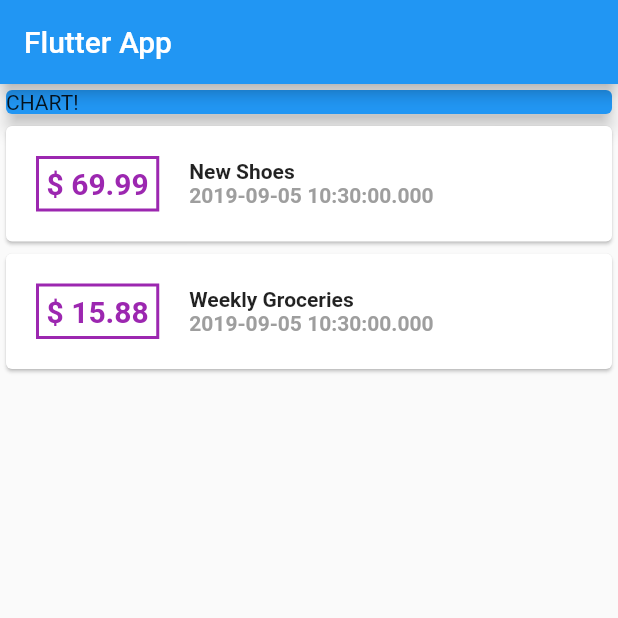
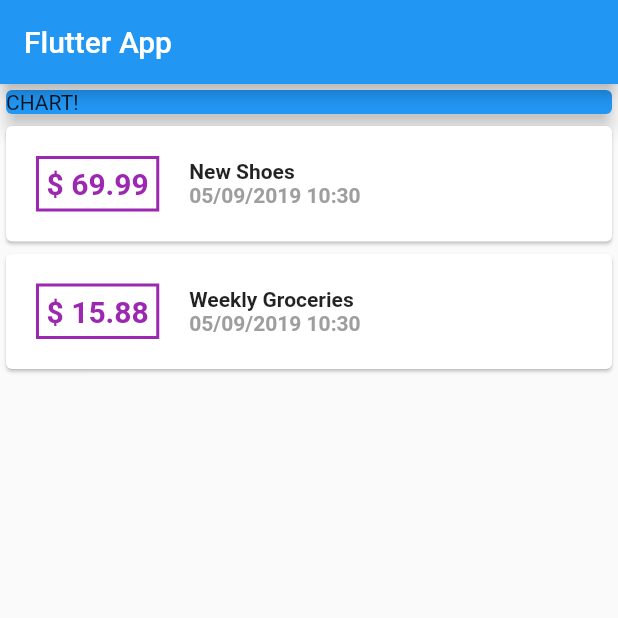
Before and after one commit to mawippel/personal-expenses-app, a Flutter app: the screen it shows after launch, on a phone screen of 412 x 824 dp, the top half of it. Run offline on Flutter 3.47's test engine with Material 2 defaults, Android fonts, the phone set to English and light mode, and no system bars.

```diff
--- a/lib/main.dart
+++ b/lib/main.dart
@@ -1,5 +1,6 @@
 import 'package:flutter/material.dart';
 import 'package:personal_expenses_app/transaction.dart';
+import 'package:intl/intl.dart';
 
 void main() => runApp(MyApp());
 
@@ -79,7 +80,7 @@ class MyHomePage extends StatelessWidget {
                           ),
                         ),
                         Text(
-                          tx.date.toString(),
+                          DateFormat('dd/MM/yyyy hh:mm').format(tx.date),
                           style: TextStyle(
                             fontWeight: FontWeight.bold,
                             fontSize: 14,
--- a/pubspec.yaml
+++ b/pubspec.yaml
@@ -19,6 +19,7 @@ environment:
 dependencies:
   flutter:
     sdk: flutter
+  intl: ^0.16.0
 
   # The following adds the Cupertino Icons font to your application.
   # Use with the CupertinoIcons class for iOS style icons.
```
Also changed, not shown: pubspec.lock.
